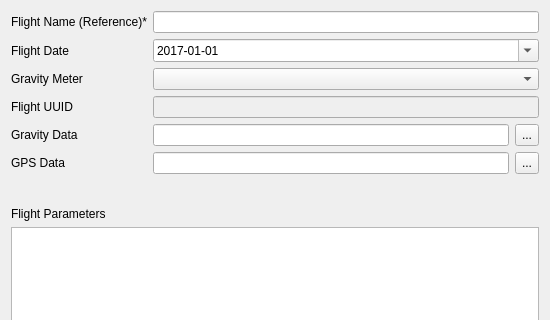
Old version of the form dgp/gui/ui/add_flight_dialog.ui in the repository DynamicGravitySystems/DGP; both pictures show x 0 to 550 and y 0 to 320 of the 550 by 466 pixel window.
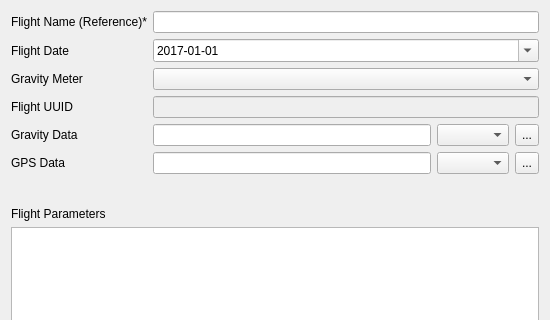
New version of the form. Icons and pictures are not drawn.

```diff
--- a/dgp/gui/ui/add_flight_dialog.ui
+++ b/dgp/gui/ui/add_flight_dialog.ui
@@ -127,6 +127,9 @@
          </property>
         </widget>
        </item>
+       <item>
+        <widget class="QComboBox" name="cb_grav_format"/>
+       </item>
        <item>
         <widget class="QToolButton" name="browse_gravity">
          <property name="sizePolicy">
@@ -188,6 +191,9 @@
          </property>
         </widget>
        </item>
+       <item>
+        <widget class="QComboBox" name="cb_gps_format"/>
+       </item>
        <item>
         <widget class="QToolButton" name="browse_gps">
          <property name="sizePolicy">
```
